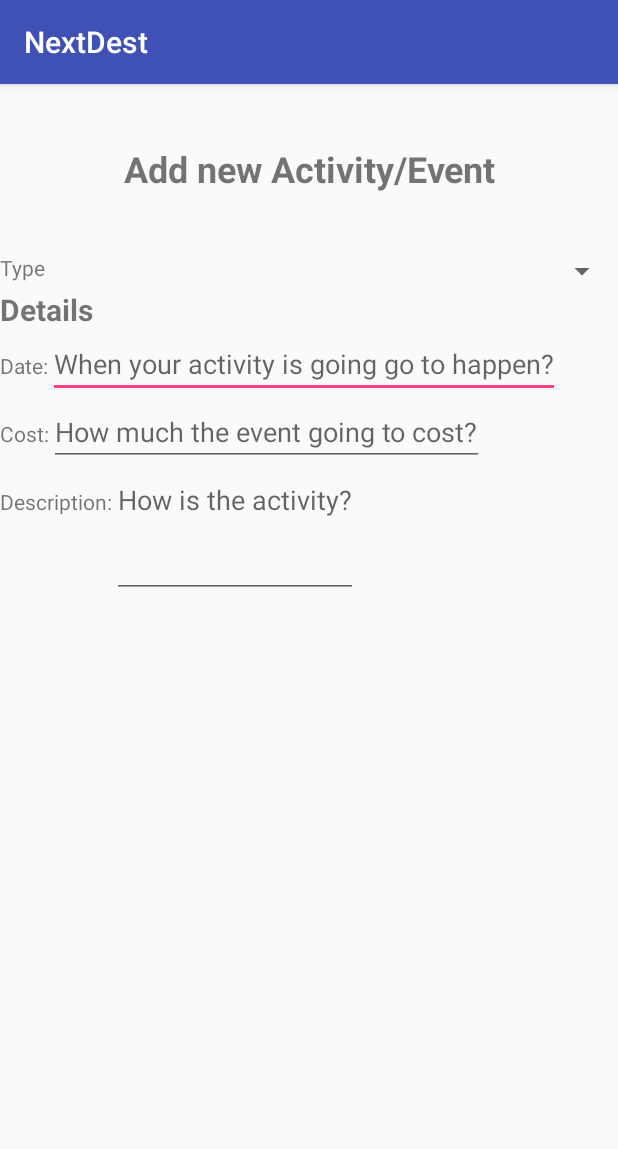
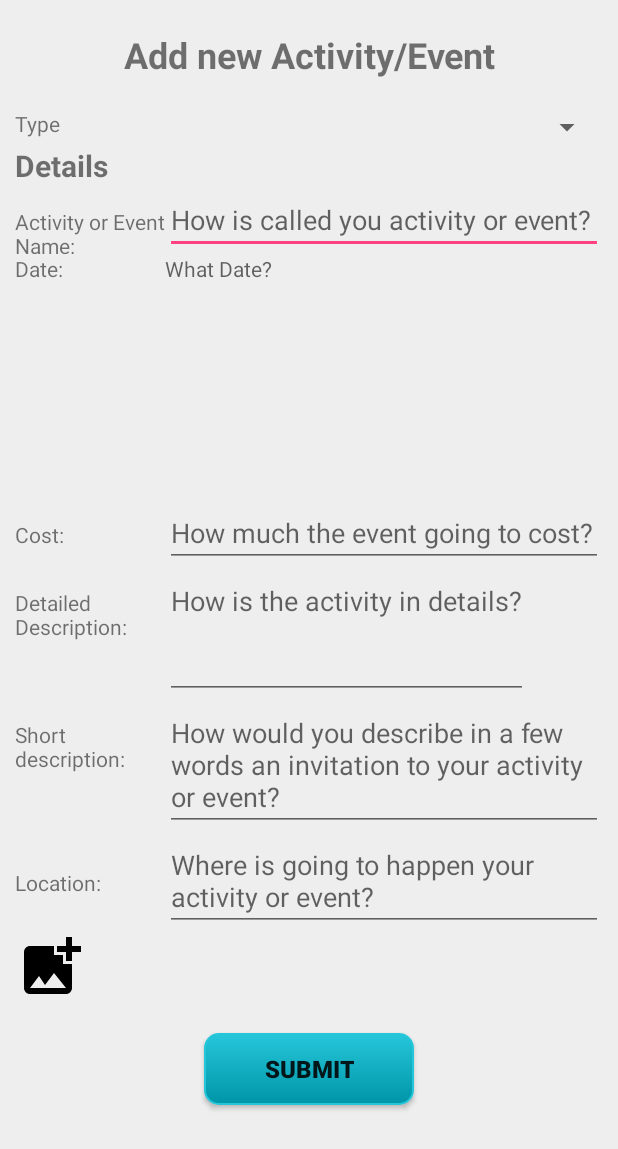
Before and after one commit to NextDestTeam/NextDestApp, an Android app: the screen it shows after launch (MainActivity before the commit, EventFormActivity after it), on a phone screen of 412 x 824 dp. Shown: the top 1149 px of the screen. Run offline under Robolectric (Android 15) with nearby library versions, the phone set to English and light mode, and no system bars.

Commit message:
Finished the design. Adding behaviours.

```diff
--- a/app/src/main/AndroidManifest.xml
+++ b/app/src/main/AndroidManifest.xml
@@ -9,13 +9,14 @@
         android:roundIcon="@mipmap/ic_launcher_round"
         android:supportsRtl="true"
         android:theme="@style/AppTheme">
-        <activity android:name=".MainActivity">
+        <activity android:name=".EventFormActivity">
             <intent-filter>
                 <action android:name="android.intent.action.MAIN" />
 
                 <category android:name="android.intent.category.LAUNCHER" />
             </intent-filter>
         </activity>
+        <activity android:name=".MainActivity"></activity>
     </application>
 
 </manifest>
--- /dev/null
+++ b/app/src/main/java/com/nextdest/nextdest/EventFormActivity.java
@@ -0,0 +1,51 @@
+package com.nextdest.nextdest;
+
+import android.os.Bundle;
+import android.app.Activity;
+import android.view.View;
+import android.widget.Spinner;
+import android.widget.EditText;
+import android.widget.TextView;
+import android.widget.ImageButton;
+import android.widget.Button;
+import android.support.v7.app.AppCompatDialogFragment;
+
+public class EventFormActivity extends Activity {
+
+    Spinner spType;
+    EditText etName;
+    TextView tvDate;
+    TextView tvTime;
+    EditText etCost;
+    EditText etDescription;
+    EditText etShortDescription;
+    EditText etLocation;
+    ImageButton ibAddPhoto;
+    Button btSubmit;
+
+    @Override
+    protected void onCreate(Bundle savedInstanceState) {
+        super.onCreate(savedInstanceState);
+        setContentView(R.layout.activity_event_form);
+        spType = (Spinner) findViewById(R.id.spEventFormType);
+        etName = (EditText) findViewById(R.id.etEventFormActivityName);
+        tvDate = (TextView) findViewById(R.id.tvEventFormDate);
+        tvTime = (TextView) findViewById(R.id.tvEventFormTime);
+        etCost = (EditText) findViewById(R.id.etEventFormCost);
+        etDescription = (EditText) findViewById(R.id.etEventFormDescription);
+        etShortDescription = (EditText) findViewById(R.id.etEventFormShortDescription);
+        etLocation = (EditText) findViewById(R.id.etEventFormLocation);
+        ibAddPhoto = (ImageButton) findViewById(R.id.ibEventFormAddPhoto);
+        btSubmit = (Button) findViewById(R.id.btEventFormSubmit);
+    }
+
+    public void chooseDate(View view) {
+
+    }
+
+    public void chooseTime(View view) {
+        AppCompatDialogFragment timepicker = new TimePickerDialogFragment();
+        //timepicker.show((), "timePicker");
+
+    }
+}
--- /dev/null
+++ b/app/src/main/java/com/nextdest/nextdest/TimePickerDialogFragment.java
@@ -0,0 +1,30 @@
+package com.nextdest.nextdest;
+
+import android.support.v7.app.AppCompatDialogFragment;
+import android.app.TimePickerDialog;
+import android.app.Dialog;
+import android.widget.TimePicker;
+import android.os.Bundle;
+import android.text.format.DateFormat;
+import java.util.Calendar;
+
+
+public class TimePickerDialogFragment extends AppCompatDialogFragment
+        implements TimePickerDialog.OnTimeSetListener {
+
+    @Override
+    public Dialog onCreateDialog(Bundle savedInstanceState) {
+        // Use the current time as the default values for the picker
+        final Calendar c = Calendar.getInstance();
+        int hour = c.get(Calendar.HOUR_OF_DAY);
+        int minute = c.get(Calendar.MINUTE);
+
+        // Create a new instance of TimePickerDialog and return it
+        return new TimePickerDialog(getActivity(), this, hour, minute,
+                DateFormat.is24HourFormat(getActivity()));
+    }
+
+    public void onTimeSet(TimePicker view, int hourOfDay, int minute) {
+        // Do something with the time chosen by the user
+    }
+}
--- /dev/null
+++ b/app/src/main/res/drawable/bt_round_button.xml
@@ -0,0 +1,24 @@
+<?xml version="1.0" encoding="utf-8"?>
+<selector xmlns:android="http://schemas.android.com/apk/res/android" >
+    <item android:state_pressed="true" >
+        <shape android:shape="rectangle"  >
+            <corners android:radius="9dip" />
+            <stroke android:width="1dip" android:color="#26c6da" />
+            <gradient android:angle="-90" android:startColor="#26c6da" android:endColor="#0095a8"  />
+        </shape>
+    </item>
+    <item android:state_focused="true">
+        <shape android:shape="rectangle"  >
+            <corners android:radius="9dip" />
+            <stroke android:width="1dip" android:color="#26c6da" />
+            <solid android:color="#26c6da"/>
+        </shape>
+    </item>
+    <item >
+        <shape android:shape="rectangle"  >
+            <corners android:radius="9dip" />
+            <stroke android:width="1dip" android:color="#26c6da" />
+            <gradient android:angle="-90" android:startColor="#26c6da" android:endColor="#0095a8" />
+        </shape>
+    </item>
+</selector>
--- /dev/null
+++ b/app/src/main/res/drawable/ic_baseline_add_photo_alternate_24px.xml
@@ -0,0 +1,10 @@
+<vector xmlns:android="http://schemas.android.com/apk/res/android"
+    android:width="24dp"
+    android:height="24dp"
+    android:viewportWidth="24"
+    android:viewportHeight="24"
+    android:name="ic_add_photo">
+  <path
+      android:fillColor="#FF000000"
+      android:pathData="M19,7v2.99s-1.99,0.01 -2,0L17,7h-3s0.01,-1.99 0,-2h3L17,2h2v3h3v2h-3zM16,11L16,8h-3L13,5L5,5c-1.1,0 -2,0.9 -2,2v12c0,1.1 0.9,2 2,2h12c1.1,0 2,-0.9 2,-2v-8h-3zM5,19l3,-4 2,3 3,-4 4,5L5,19z"/>
+</vector>
--- /dev/null
+++ b/app/src/main/res/drawable/ic_baseline_insert_photo_24px.xml
@@ -0,0 +1,10 @@
+<vector xmlns:android="http://schemas.android.com/apk/res/android"
+    android:width="24dp"
+    android:height="24dp"
+    android:viewportWidth="24"
+    android:viewportHeight="24"
+    android:name="ic_insert_photo">
+  <path
+      android:fillColor="#FF000000"
+      android:pathData="M21,19V5c0,-1.1 -0.9,-2 -2,-2H5c-1.1,0 -2,0.9 -2,2v14c0,1.1 0.9,2 2,2h14c1.1,0 2,-0.9 2,-2zM8.5,13.5l2.5,3.01L14.5,12l4.5,6H5l3.5,-4.5z"/>
+</vector>
--- /dev/null
+++ b/app/src/main/res/layout/activity_event_form.xml
@@ -0,0 +1,156 @@
+<?xml version="1.0" encoding="utf-8"?>
+<LinearLayout xmlns:android="http://schemas.android.com/apk/res/android"
+    xmlns:app="http://schemas.android.com/apk/res-auto"
+    xmlns:tools="http://schemas.android.com/tools"
+    android:layout_width="match_parent"
+    android:layout_height="match_parent"
+    android:orientation="vertical"
+    tools:context=".EventFormActivity"
+    android:background="#EEE">
+
+    <ScrollView
+        android:layout_width="match_parent"
+        android:layout_height="wrap_content">
+        <LinearLayout
+            android:layout_width="match_parent"
+            android:layout_height="wrap_content"
+            android:orientation="vertical">
+            <TextView
+                android:id="@+id/tvTitleAddActivity"
+                style="@style/tvTitleStyle"
+                android:text="@string/addActivityTile"
+                />
+            <LinearLayout
+                android:layout_width="match_parent"
+                android:layout_height="wrap_content"
+                android:orientation="vertical"
+                android:layout_weight="1">
+                <LinearLayout
+                    style="@style/llInputPair">
+                    <TextView
+                        style="@style/tvLabelStyle"
+                        android:text="@string/typeLabel"/>
+                    <!--<SearchView
+                        android:layout_width="match_parent"
+                        android:layout_height="match_parent" />-->
+                    <Spinner
+                        android:id="@+id/spEventFormType"
+                        style="@style/spActivityTypeStyle"
+                        ></Spinner>
+
+                </LinearLayout>
+                <LinearLayout
+                    style="@style/llInputPair">
+                    <TextView
+                        android:text="@string/detailLabel"
+                        style="@style/tvSubtitleStyle"
+                        />
+                </LinearLayout>
+                <LinearLayout
+                    style="@style/llInputPair">
+                    <TextView
+                        style="@style/tvLabelStyle"
+                        android:text="@string/activityNameLabel"/>
+                    <EditText
+                        android:id="@+id/etEventFormActivityName"
+                        android:hint="@string/nameActivityHint"
+                        style="@style/etNormalTextInput"
+                        />
+                </LinearLayout>
+                <LinearLayout
+                    style="@style/llInputPair">
+                    <TextView
+                        style="@style/tvLabelStyle"
+                        android:text="@string/dateLabel"/>
+                    <!--<EditText
+                        android:id="@+id/tvActivityDate"
+                        style="@style/tvDatePicker"
+                        android:inputType="datetime"
+                        android:hint="@string/dateTimeActivityHint"/>-->
+                    <TextView
+                        android:id="@+id/tvEventFormDate"
+                        style="@style/tvDatePicker"
+                        android:hint="@string/dateActivityHint"
+                        android:onClick="chooseDate"/>
+                    <TextView
+                        android:id="@+id/tvEventFormTime"
+                        style="@style/tvDatePicker"
+                        android:hint="@string/timeActivityHint"
+                        android:onClick="chooseTime"/>
+                </LinearLayout>
+                <LinearLayout
+                    style="@style/llInputPair">
+                    <TextView
+                        style="@style/tvLabelStyle"
+                        android:text="@string/costLabel"/>
+                    <EditText
+                        android:id="@+id/etEventFormCost"
+                        style="@style/tvDatePicker"
+                        android:inputType="numberDecimal"
+                        android:hint="@string/costActivityHint"/>
+                    <!--<TextView
+                        android:id="@+id/tvActivityDate"
+                        style="@style/tvDatePicker"/>-->
+                </LinearLayout>
+                <LinearLayout
+                    style="@style/llInputPair">
+                    <TextView
+                        style="@style/tvLabelStyle"
+                        android:text="@string/descriptionLabel"/>
+                    <EditText
+                        android:id="@+id/etEventFormDescription"
+                        style="@style/etDescriptionStyle"
+                        android:hint="@string/descriptionActivityHint"
+                        />
+                </LinearLayout>
+                <LinearLayout
+                    style="@style/llInputPair">
+                    <TextView
+                        style="@style/tvLabelStyle"
+                        android:text="@string/shortDescriptionLabel"/>
+                    <EditText
+                        android:id="@+id/etEventFormShortDescription"
+                        style="@style/etDescriptionStyle"
+                        android:hint="@string/shortDescriptionActivityHint"
+                        />
+                </LinearLayout>
+                <LinearLayout
+                    style="@style/llInputPair">
+                    <TextView
+                        style="@style/tvLabelStyle"
+                        android:text="@string/locationLabel"/>
+                    <EditText
+                        android:id="@+id/etEventFormLocation"
+                        android:hint="@string/locationActivityHint"
+                        style="@style/etNormalTextInput"
+                        />
+                </LinearLayout>
+
+                <LinearLayout style="@style/llInputPair">
+
+                    <ImageButton
+                        android:id="@+id/ibEventFormAddPhoto"
+                        style="@style/ibAddPhoto"
+                         />
+
+                    <ImageSwitcher
+                        android:layout_width="wrap_content"
+                        android:layout_height="wrap_content" />
+                </LinearLayout>
+
+                <LinearLayout style="@style/llInputPair">
+                    <RelativeLayout
+                        android:layout_width="match_parent"
+                        android:layout_height="wrap_content">
+                        <Button
+                            android:id="@+id/btEventFormSubmit"
+                            style="@style/btSubmitStyle"
+                            android:text="@string/submit"/>
+                    </RelativeLayout>
+                </LinearLayout>
+
+            </LinearLayout>
+        </LinearLayout>
+    </ScrollView>
+
+</LinearLayout>
--- a/app/src/main/res/layout/activity_main.xml
+++ b/app/src/main/res/layout/activity_main.xml
@@ -7,75 +7,6 @@
     android:orientation="vertical"
     tools:context=".MainActivity">
 
-    <TextView
-        android:id="@+id/tvTitleAddActivity"
-        style="@style/titleStyle"
-        android:text="@string/addActivityTile"
-        />
-    <LinearLayout
-        android:layout_width="match_parent"
-        android:layout_height="wrap_content"
-        android:orientation="vertical"
-        android:layout_weight="1">
-        <LinearLayout
-            style="@style/llInputPair">
-            <TextView
-                style="@style/tvLabelStyle"
-                android:text="@string/typeLabel"/>
-            <!--<SearchView
-                android:layout_width="match_parent"
-                android:layout_height="match_parent" />-->
-            <Spinner
-                android:id="@+id/spType"
-                style="@style/spinnerStyle"
-                ></Spinner>
-
-        </LinearLayout>
-        <TextView
-            android:text="@string/detailLabel"
-            style="@style/subtitleStyle"
-            />
-        <LinearLayout
-            style="@style/llInputPair">
-            <TextView
-                style="@style/tvLabelStyle"
-                android:text="@string/dateLabel"/>
-            <EditText
-                android:id="@+id/tvActivityDate"
-                style="@style/tvDatePicker"
-                android:inputType="datetime"
-                android:hint="@string/dateTimeActivityHint"/>
-            <!--<TextView
-                android:id="@+id/tvActivityDate"
-                style="@style/tvDatePicker"/>-->
-        </LinearLayout>
-        <LinearLayout
-            style="@style/llInputPair">
-            <TextView
-                style="@style/tvLabelStyle"
-                android:text="@string/costLabel"/>
-            <EditText
-                android:id="@+id/tvActivityCost"
-                style="@style/tvDatePicker"
-                android:inputType="numberDecimal"
-                android:hint="@string/costActivityHint"/>
-            <!--<TextView
-                android:id="@+id/tvActivityDate"
-                style="@style/tvDatePicker"/>-->
-        </LinearLayout>
-        <LinearLayout
-            style="@style/llInputPair">
-            <TextView
-                style="@style/tvLabelStyle"
-                android:text="@string/descriptionLabel"/>
-            <EditText
-                android:id="@+id/etActivityDescription"
-                style="@style/descriptionStyle"
-                android:hint="@string/descriptionActivityHint"
-                />
-        </LinearLayout>
 
 
-    </LinearLayout>
-
 </LinearLayout>
--- /dev/null
+++ b/app/src/main/res/layout/image_view.xml
@@ -0,0 +1,28 @@
+<?xml version="1.0" encoding="utf-8"?>
+<LinearLayout
+    xmlns:android="http://schemas.android.com/apk/res/android" android:layout_width="match_parent"
+    android:layout_height="match_parent"
+    android:orientation="vertical"
+    >
+    <ImageView
+        android:id="@+id/ivImageViewPhoto"
+        style="@style/ivImageViewPhoto"
+        />
+
+    <RelativeLayout
+        android:layout_width="match_parent"
+        android:layout_height="wrap_content">
+
+        <Button
+            android:id="@+id/btImageViewDelete"
+            style="@style/btImageViewDelete"
+            android:text="@string/delete"/>
+
+        <Button
+            android:id="@+id/btImageViewCancel"
+            style="@style/btImageViewCancel"
+            android:text="@string/cancel"/>
+
+    </RelativeLayout>
+
+</LinearLayout>
--- a/app/src/main/res/values/strings.xml
+++ b/app/src/main/res/values/strings.xml
@@ -4,9 +4,19 @@
     <string name="typeLabel">Type</string>
     <string name="detailLabel">Details</string>
     <string name="dateLabel">Date:</string>
-    <string name="descriptionLabel">Description:</string>
-    <string name="descriptionActivityHint">How is the activity?</string>
-    <string name="dateTimeActivityHint">When your activity is going go to happen?</string>
+    <string name="descriptionLabel">Detailed Description:</string>
+    <string name="descriptionActivityHint">How is the activity in details?</string>
+    <string name="dateActivityHint">What Date?</string>
+    <string name="timeActivityHint">What time?</string>
     <string name="costLabel">Cost:</string>
     <string name="costActivityHint">How much the event going to cost?</string>
+    <string name="shortDescriptionLabel">Short description:</string>
+    <string name="shortDescriptionActivityHint">How would you describe in a few words an invitation to your activity or event?</string>
+    <string name="locationLabel">Location:</string>
+    <string name="locationActivityHint">Where is going to happen your activity or event?</string>
+    <string name="activityNameLabel">Activity or Event Name:</string>
+    <string name="nameActivityHint">How is called you activity or event?</string>
+    <string name="submit">Submit</string>
+    <string name="cancel">Cancel</string>
+    <string name="delete">Delete</string>
 </resources>
--- a/app/src/main/res/values/styles.xml
+++ b/app/src/main/res/values/styles.xml
@@ -9,22 +9,22 @@
     </style>
 
 
-    <style name="titleStyle">
+    <style name="tvTitleStyle">
         <item name="android:layout_width">match_parent</item>
         <item name="android:layout_height">wrap_content</item>
-        <item name="android:layout_margin">40dp</item>
+        <item name="android:layout_margin">20dp</item>
         <item name="android:textSize">24dp</item>
         <item name="android:gravity">center</item>
         <item name="android:textStyle">bold</item>
     </style>
 
-    <style name="spinnerStyle">
+    <style name="spActivityTypeStyle">
         <item name="android:layout_width">match_parent</item>
         <item name="android:layout_height">wrap_content</item>
     </style>
 
     <style name="tvLabelStyle">
-        <item name="android:layout_width">wrap_content</item>
+        <item name="android:layout_width">100dp</item>
         <item name="android:layout_height">wrap_content</item>
     </style>
 
@@ -32,9 +32,11 @@
         <item name="android:layout_width">match_parent</item>
         <item name="android:layout_height">wrap_content</item>
         <item name="android:orientation">horizontal</item>
+        <item name="android:layout_marginLeft">10dp</item>
+        <item name="android:layout_marginRight">10dp</item>
     </style>
 
-    <style name="subtitleStyle">
+    <style name="tvSubtitleStyle">
         <item name="android:layout_width">wrap_content</item>
         <item name="android:layout_height">wrap_content</item>
         <item name="android:textSize">20dp</item>
@@ -42,12 +44,12 @@
     </style>
 
     <style name="tvDatePicker">
-        <item name="android:layout_width">wrap_content</item>
+        <item name="android:layout_width">match_parent</item>
         <item name="android:layout_height">wrap_content</item>
         <item name="android:clickable">true</item>
     </style>
 
-    <style name="descriptionStyle">
+    <style name="etDescriptionStyle">
         <item name="android:layout_width">wrap_content</item>
         <item name="android:layout_height">wrap_content</item>
         <item name="android:inputType">textMultiLine</item>
@@ -57,5 +59,52 @@
         <item name="android:scrollbars">vertical</item>
     </style>
 
+    <style name="etNormalTextInput">
+        <item name="android:layout_height">wrap_content</item>
+        <item name="android:layout_width">match_parent</item>
+    </style>
+
+    <style name="ibAddPhoto">
+        <item name="android:layout_width">48dp</item>
+        <item name="android:layout_height">48dp</item>
+        <item name="android:width">48dp</item>
+        <item name="android:height">48dp</item>
+        <item name="android:background">@drawable/ic_baseline_add_photo_alternate_24px</item>
+    </style>
+
+    <style name="btSubmitStyle">
+        <item name="android:layout_width">wrap_content</item>
+        <item name="android:layout_height">wrap_content</item>
+        <item name="android:layout_centerInParent">true</item>
+        <item name="android:layout_margin">20dp</item>
+        <item name="android:background">@drawable/bt_round_button</item>
+        <item name="android:gravity">center</item>
+        <item name="android:paddingBottom">10dp</item>
+        <item name="android:paddingLeft">40dp</item>
+        <item name="android:paddingRight">40dp</item>
+        <item name="android:paddingTop">10dp</item>
+        <item name="android:textSize">16dp</item>
+        <item name="android:textStyle">bold</item>
+    </style>
+
+    <style name="btImageViewDelete">
+        <item name="android:layout_width">wrap_content</item>
+        <item name="android:layout_height">wrap_content</item>
+        <item name="android:layout_alignParentLeft">true</item>
+    </style>
+
+    <style name="btImageViewCancel">
+        <item name="android:layout_width">wrap_content</item>
+        <item name="android:layout_height">wrap_content</item>
+        <item name="android:layout_alignParentRight">true</item>
+    </style>
+
+    <style name="ivImageViewPhoto">
+        <item name="android:layout_width">match_parent</item>
+        <item name="android:layout_height">wrap_content</item>
+        <item name="android:background">#333</item>
+        <item name="android:layout_weight">1</item>
+    </style>
+
 
 </resources>
```
